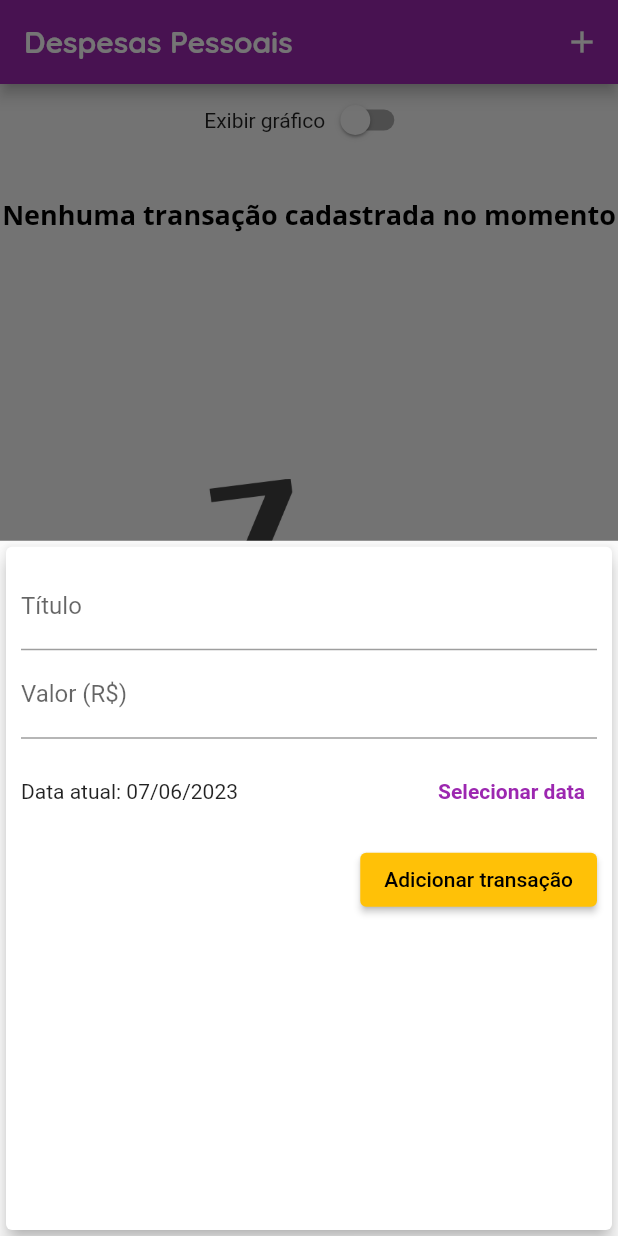
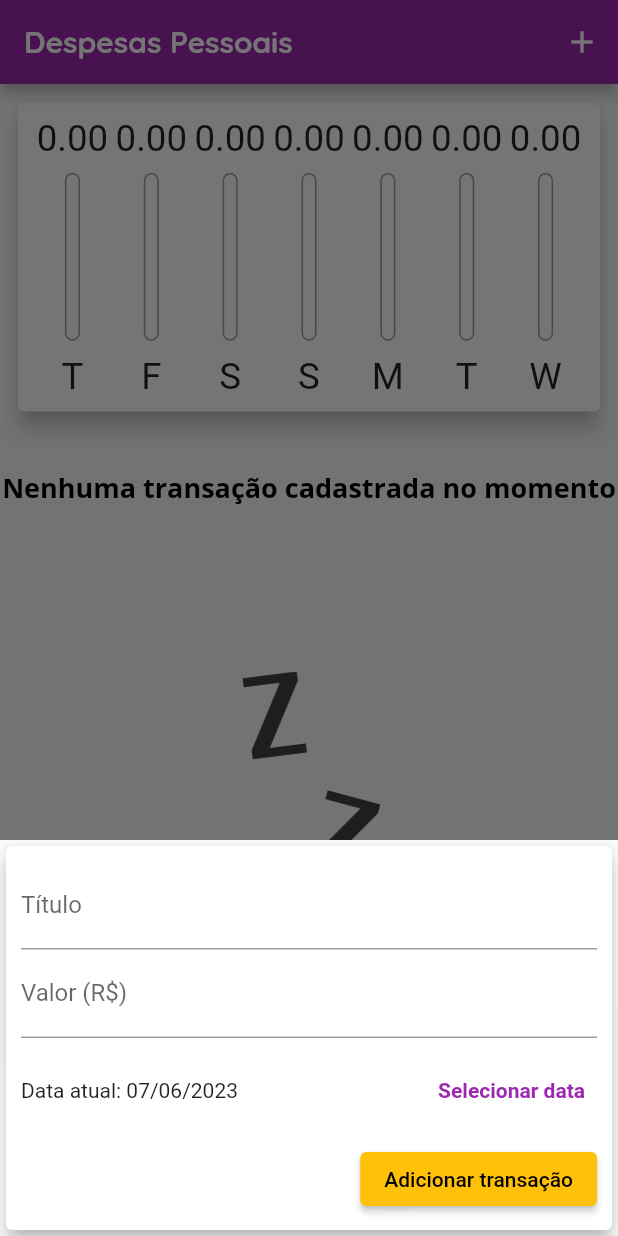
Before and after one commit to jeehmilena/ExpensesApp, a Flutter app: the screen it shows after launch, after a tap on the "add" icon, on a phone screen of 412 x 824 dp. Run offline on Flutter 3.47's test engine with Material 2 defaults, Android fonts, the phone set to English and light mode, and no system bars.

Commit message:
Responsividade do teclado no formulário

```diff
--- a/lib/main.dart
+++ b/lib/main.dart
@@ -94,9 +94,20 @@ class _MyHomePageState extends State<MyHomePage> {
 
   @override
   Widget build(BuildContext context) {
+    bool isLandscape = MediaQuery.of(context).orientation == Orientation.landscape;
+
     final appBar = AppBar(
       title: const Text('Despesas Pessoais'),
       actions: [
+        if (isLandscape)
+          IconButton(
+            icon: Icon(_showChart ? Icons.format_list_numbered : Icons.bar_chart),
+            onPressed: () {
+              setState(() {
+                _showChart = !_showChart;
+              });
+            },
+          ),
         IconButton(
           icon: const Icon(Icons.add),
           onPressed: () => _openTransactionFormModal(context),
@@ -114,21 +125,7 @@ class _MyHomePageState extends State<MyHomePage> {
         child: Column(
           crossAxisAlignment: CrossAxisAlignment.stretch,
           children: [
-            Row(
-              mainAxisAlignment: MainAxisAlignment.center,
-              children: [
-                const Text('Exibir gráfico'),
-                Switch(
-                  value: _showChart,
-                  onChanged: (value) {
-                    setState(() {
-                      _showChart = value;
-                    });
-                  },
-                ),
-              ],
-            ),
-            if (_showChart)
+            if (_showChart || !isLandscape)
               SizedBox(
                 height: availableHeight * 0.30,
                 child: TransactionChart(_recentTransactionsWeek),
--- a/lib/widgets/transaction_form.dart
+++ b/lib/widgets/transaction_form.dart
@@ -45,10 +45,16 @@ class _TransactionFormState extends State<TransactionForm> {
 
   @override
   Widget build(BuildContext context) {
-    return Card(
+    return SingleChildScrollView(
+      child: Card(
         elevation: 5,
         child: Padding(
-        padding: const EdgeInsets.all(10),
+          padding: EdgeInsets.only(
+            top: 10,
+            right: 10,
+            left: 10,
+            bottom: 10 + MediaQuery.of(context).viewInsets.bottom,
+          ),
           child: Column(
             children: [
               TextField(
@@ -101,6 +107,7 @@ class _TransactionFormState extends State<TransactionForm> {
             ],
           ),
         ),
+      ),
     );
   }
 }
--- a/lib/widgets/transaction_list.dart
+++ b/lib/widgets/transaction_list.dart
@@ -18,7 +18,7 @@ class TransactionList extends StatelessWidget {
                 children: [
                   SizedBox(height: constrains.maxHeight * 0.05),
                   SizedBox(
-                    height: constrains.maxHeight * 0.3,
+                    height: constrains.maxHeight * 0.2,
                     child: Text(
                       'Nenhuma transação cadastrada no momento',
                       style: Theme.of(context).textTheme.titleLarge,
@@ -26,7 +26,7 @@ class TransactionList extends StatelessWidget {
                   ),
                   SizedBox(height: constrains.maxHeight * 0.05),
                   SizedBox(
-                    height: constrains.maxHeight * 0.6,
+                    height: constrains.maxHeight * 0.4,
                     child: Image.asset(
                       'assets/images/waiting.png',
                       fit: BoxFit.cover,
```
Lines whose indentation alone changed are shown as unchanged.
